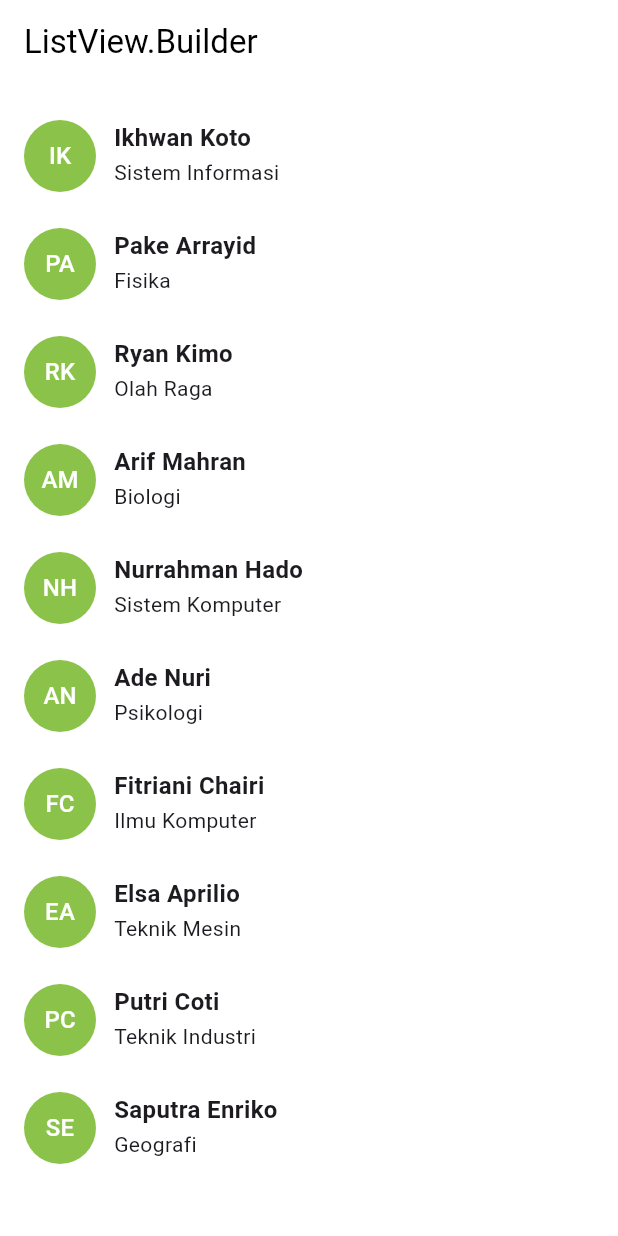
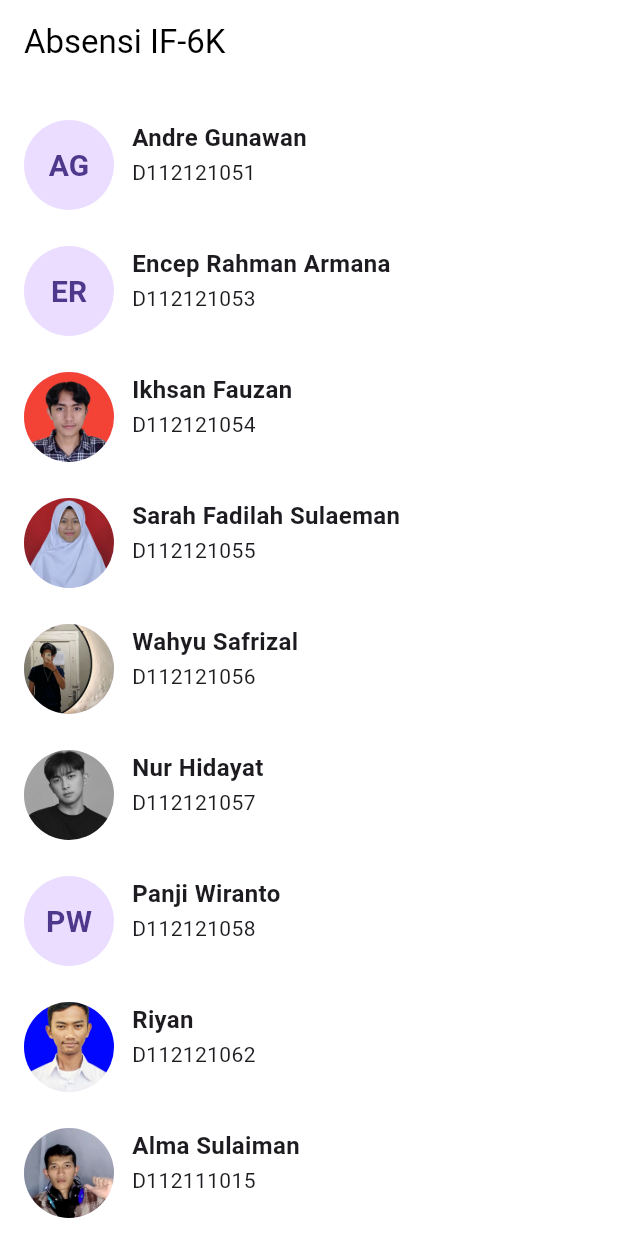
Before and after one commit to riyanada/pemrograman-mobile, a Flutter app: the screen it shows after launch, on a phone screen of 412 x 824 dp. Run offline on Flutter 3.47's test engine with Material 3 defaults, Android fonts, the light colour scheme and no system bars.

Commit message:
add week-7 tugas bray

```diff
--- a/lib/item_list.dart
+++ b/lib/item_list.dart
@@ -17,12 +17,16 @@ class ItemUser extends StatelessWidget {
           crossAxisAlignment: CrossAxisAlignment.start,
           children: <Widget>[
             CircleAvatar(
-              radius: 24,
-              backgroundColor: Colors.lightGreen,
-              child: Text(
-                data.codeName,
-                style: const TextStyle(color: Colors.white),
-              ),
+              backgroundImage:
+                  data.codeName.length != 2 ? AssetImage(data.codeName) : null,
+              radius: 30,
+              child: data.codeName.length == 2
+                  ? Text(
+                      data.codeName,
+                      style:
+                          const TextStyle(fontSize: 20, fontWeight: FontWeight.bold),
+                    )
+                  : null,
             ),
             Expanded(
                 child: Container(
@@ -38,7 +42,7 @@ class ItemUser extends StatelessWidget {
                   ),
                   Container(
                     margin: const EdgeInsets.only(top: 2),
-                    child: Text(data.major),
+                    child: Text(data.nim),
                   ),
                 ],
               ),
--- a/lib/list_view_activity.dart
+++ b/lib/list_view_activity.dart
@@ -1,10 +1,10 @@
 import 'package:listview/item_list.dart';
 import 'package:listview/user_model.dart';
+import 'package:listview/detail_user.dart';
 import 'package:flutter/material.dart';
 
 class ListViewActivity extends StatefulWidget {
   const ListViewActivity({super.key});
-
 
   @override
   State<StatefulWidget> createState() => ListViewActivityState();
@@ -12,15 +12,15 @@ class ListViewActivity extends StatefulWidget {
 
 class ListViewActivityState extends State<ListViewActivity> {
   List<UserModel> data = [
-    UserModel(1, "IK", "Ikhwan Koto", "Sistem Informasi"),
-    UserModel(2, "PA", "Pake Arrayid", "Fisika"),
-    UserModel(3, "RK", "Ryan Kimo", "Olah Raga"),
-    UserModel(4, "AM", "Arif Mahran", "Biologi"),
-    UserModel(5, "NH", "Nurrahman Hado", "Sistem Komputer"),
-    UserModel(6, "AN", "Ade Nuri", "Psikologi"),
-    UserModel(7, "FC", "Fitriani Chairi", "Ilmu Komputer"),
-    UserModel(8, "EA", "Elsa Aprilio", "Teknik Mesin"),
-    UserModel(9, "PC", "Putri Coti", "Teknik Industri"),
+    UserModel(1, "AG", "Andre Gunawan", "D112121051"),
+    UserModel(2, "ER", "Encep Rahman Armana", "D112121053"),
+    UserModel(3, "assets/images/ikhsan.png", "Ikhsan Fauzan", "D112121054"),
+    UserModel(4, "assets/images/sarah.jpeg", "Sarah Fadilah Sulaeman", "D112121055"),
+    UserModel(5, "assets/images/way.png", "Wahyu Safrizal", "D112121056"),
+    UserModel(6, "assets/images/nur.jpg", "Nur Hidayat", "D112121057"),
+    UserModel(7, "PW", "Panji Wiranto", "D112121058"),
+    UserModel(8, "assets/images/riyan.jpg", "Riyan", "D112121062"),
+    UserModel(9, "assets/images/alma.png", "Alma Sulaiman", "D112111015"),
     UserModel(10, "SE", "Saputra Enriko", "Geografi"),
   ];
 
@@ -31,7 +31,7 @@ class ListViewActivityState extends State<ListViewActivity> {
         automaticallyImplyLeading: false,
         backgroundColor: Colors.white,
         title: const Text(
-          "ListView.Builder",
+          "Absensi IF-6K",
           style: TextStyle(color: Colors.black),
         ),
       ),
@@ -50,7 +50,16 @@ class ListViewActivityState extends State<ListViewActivity> {
   }
 
   onListClick(UserModel dataUser) {
-    // ignore: avoid_print
-    print("Data: ${dataUser.name}");
+    Navigator.push(
+      context,
+      MaterialPageRoute(
+        builder: (context) => DetailPage(
+          name: dataUser.name,
+          nim: dataUser.nim,
+          imageAsset: dataUser.codeName,
+          additionalInfo: 'Menjual berbagai emas!',
+        ),
+      ),
+    );
   }
 }
--- a/lib/user_model.dart
+++ b/lib/user_model.dart
@@ -2,7 +2,7 @@ class UserModel {
   int id;
   String codeName;
   String name;
-  String major;
+  String nim;
 
-  UserModel(this.id, this.codeName, this.name, this.major);
+  UserModel(this.id, this.codeName, this.name, this.nim);
 }
--- a/pubspec.yaml
+++ b/pubspec.yaml
@@ -17,3 +17,5 @@ dev_dependencies:
 
 flutter:
   uses-material-design: true
+  assets:
+    - assets/images/
```
Also changed, not shown: lib/detail_user.dart (added, +51 -0 lines), assets/images/alma.png (added), assets/images/ikhsan.png (added), assets/images/nur.jpg (added), assets/images/riyan.jpg (added), assets/images/sarah.jpeg (added), assets/images/way.png (added).
